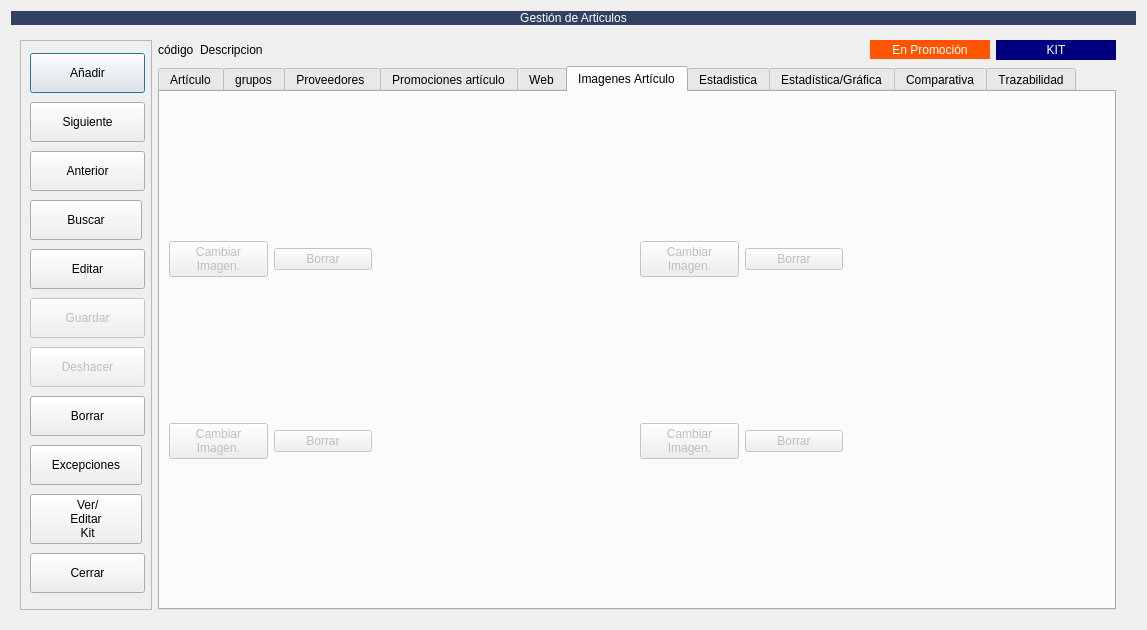
Before: the Qt Designer form RedFoX/Almacen/frmarticulos.ui in arcnexus/RedFoX, drawn with Qt 5.
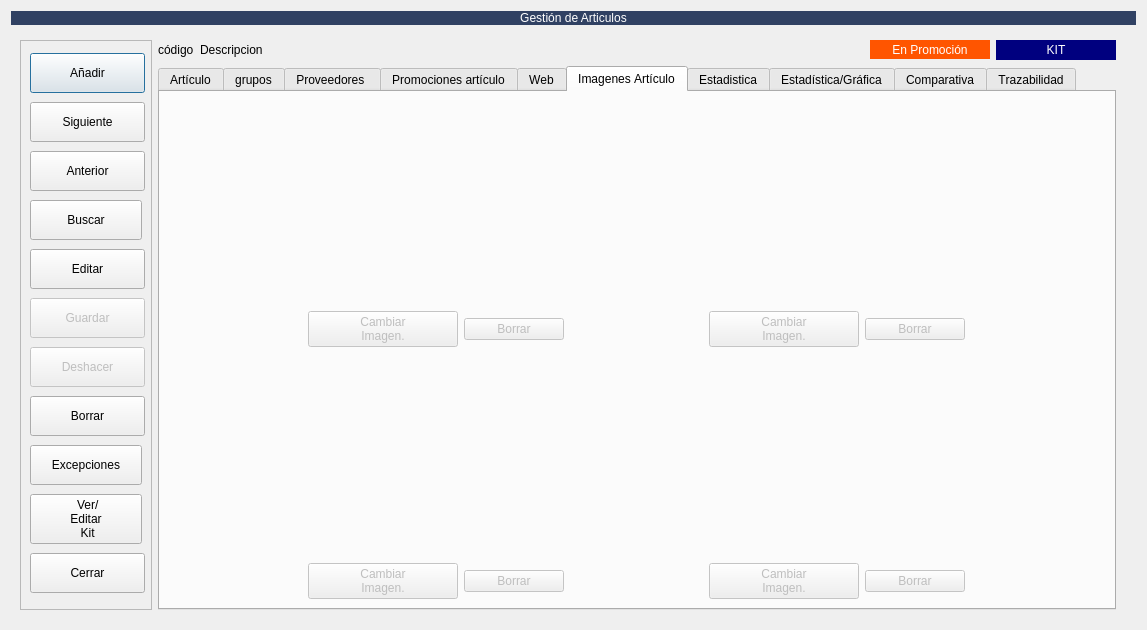
After: the same form once the commit is applied. The open tabs and pages were chosen to show the change. Icons and pictures are not drawn. Custom widgets are drawn as their Qt base class.

Commit message: Fix imágenes de articulos

Diff of the .ui file:
```diff
--- a/RedFoX/Almacen/frmarticulos.ui
+++ b/RedFoX/Almacen/frmarticulos.ui
@@ -2643,7 +2643,35 @@
            <string>Imagenes Artículo</string>
           </attribute>
           <layout class="QGridLayout" name="gridLayout_23">
-           <item row="2" column="9">
+           <item row="0" column="0">
+            <widget class="QLabel" name="lblImagenArticulo_1">
+             <property name="sizePolicy">
+              <sizepolicy hsizetype="Preferred" vsizetype="Preferred">
+               <horstretch>255</horstretch>
+               <verstretch>255</verstretch>
+              </sizepolicy>
+             </property>
+             <property name="maximumSize">
+              <size>
+               <width>256</width>
+               <height>256</height>
+              </size>
+             </property>
+             <property name="toolTip">
+              <string>La imagen introducida debe tener los mismos pixels horizontales que verticales</string>
+             </property>
+             <property name="text">
+              <string/>
+             </property>
+             <property name="pixmap">
+              <pixmap resource="../maya.qrc">:/Icons/PNG/paquete.png</pixmap>
+             </property>
+             <property name="scaledContents">
+              <bool>true</bool>
+             </property>
+            </widget>
+           </item>
+           <item row="0" column="1">
             <widget class="QLabel" name="lblImagenArticulo_2">
              <property name="sizePolicy">
               <sizepolicy hsizetype="Preferred" vsizetype="Preferred">
@@ -2671,28 +2699,115 @@
              </property>
             </widget>
            </item>
-           <item row="3" column="0">
-            <widget class="QPushButton" name="botCambiarImagen_3">
-             <property name="enabled">
-              <bool>false</bool>
-             </property>
-             <property name="text">
-              <string>Cambiar
+           <item row="1" column="0">
+            <layout class="QHBoxLayout" name="horizontalLayout_8">
+             <item>
+              <widget class="QPushButton" name="botCambiarImagen">
+               <property name="enabled">
+                <bool>false</bool>
+               </property>
+               <property name="maximumSize">
+                <size>
+                 <width>256</width>
+                 <height>16777215</height>
+                </size>
+               </property>
+               <property name="text">
+                <string>Cambiar
 Imagen.</string>
-             </property>
-             <property name="icon">
-              <iconset resource="../maya.qrc">
-               <normaloff>:/Icons/PNG/image.png</normaloff>:/Icons/PNG/image.png</iconset>
-             </property>
-             <property name="iconSize">
-              <size>
-               <width>32</width>
-               <height>32</height>
-              </size>
-             </property>
-            </widget>
+               </property>
+               <property name="icon">
+                <iconset resource="../maya.qrc">
+                 <normaloff>:/Icons/PNG/image.png</normaloff>:/Icons/PNG/image.png</iconset>
+               </property>
+               <property name="iconSize">
+                <size>
+                 <width>32</width>
+                 <height>32</height>
+                </size>
+               </property>
+              </widget>
+             </item>
+             <item>
+              <widget class="QPushButton" name="btnBorrarImagen_1">
+               <property name="enabled">
+                <bool>false</bool>
+               </property>
+               <property name="maximumSize">
+                <size>
+                 <width>100</width>
+                 <height>16777215</height>
+                </size>
+               </property>
+               <property name="text">
+                <string>Borrar</string>
+               </property>
+               <property name="icon">
+                <iconset resource="../maya.qrc">
+                 <normaloff>:/Icons/PNG/borrar.png</normaloff>:/Icons/PNG/borrar.png</iconset>
+               </property>
+               <property name="iconSize">
+                <size>
+                 <width>32</width>
+                 <height>32</height>
+                </size>
+               </property>
+              </widget>
+             </item>
+            </layout>
            </item>
-           <item row="3" column="4">
+           <item row="1" column="1">
+            <layout class="QHBoxLayout" name="horizontalLayout_10">
+             <item>
+              <widget class="QPushButton" name="botCambiarImagen_2">
+               <property name="enabled">
+                <bool>false</bool>
+               </property>
+               <property name="text">
+                <string>Cambiar
+Imagen.</string>
+               </property>
+               <property name="icon">
+                <iconset resource="../maya.qrc">
+                 <normaloff>:/Icons/PNG/image.png</normaloff>:/Icons/PNG/image.png</iconset>
+               </property>
+               <property name="iconSize">
+                <size>
+                 <width>32</width>
+                 <height>32</height>
+                </size>
+               </property>
+              </widget>
+             </item>
+             <item>
+              <widget class="QPushButton" name="btnBorrarimagen_2">
+               <property name="enabled">
+                <bool>false</bool>
+               </property>
+               <property name="maximumSize">
+                <size>
+                 <width>100</width>
+                 <height>16777215</height>
+                </size>
+               </property>
+               <property name="text">
+                <string>Borrar</string>
+               </property>
+               <property name="icon">
+                <iconset resource="../maya.qrc">
+                 <normaloff>:/Icons/PNG/borrar.png</normaloff>:/Icons/PNG/borrar.png</iconset>
+               </property>
+               <property name="iconSize">
+                <size>
+                 <width>32</width>
+                 <height>32</height>
+                </size>
+               </property>
+              </widget>
+             </item>
+            </layout>
+           </item>
+           <item row="2" column="0">
             <widget class="QLabel" name="lblImagenArticulo_3">
              <property name="sizePolicy">
               <sizepolicy hsizetype="Preferred" vsizetype="Preferred">
@@ -2720,98 +2835,7 @@
              </property>
             </widget>
            </item>
-           <item row="3" column="6">
-            <widget class="QPushButton" name="botCambiarImagen_4">
-             <property name="enabled">
-              <bool>false</bool>
-             </property>
-             <property name="text">
-              <string>Cambiar
-Imagen.</string>
-             </property>
-             <property name="icon">
-              <iconset resource="../maya.qrc">
-               <normaloff>:/Icons/PNG/image.png</normaloff>:/Icons/PNG/image.png</iconset>
-             </property>
-             <property name="iconSize">
-              <size>
-               <width>32</width>
-               <height>32</height>
-              </size>
-             </property>
-            </widget>
-           </item>
-           <item row="2" column="0">
-            <widget class="QPushButton" name="botCambiarImagen">
-             <property name="enabled">
-              <bool>false</bool>
-             </property>
-             <property name="text">
-              <string>Cambiar
-Imagen.</string>
-             </property>
-             <property name="icon">
-              <iconset resource="../maya.qrc">
-               <normaloff>:/Icons/PNG/image.png</normaloff>:/Icons/PNG/image.png</iconset>
-             </property>
-             <property name="iconSize">
-              <size>
-               <width>32</width>
-               <height>32</height>
-              </size>
-             </property>
-            </widget>
-           </item>
-           <item row="2" column="4">
-            <widget class="QLabel" name="lblImagenArticulo_1">
-             <property name="sizePolicy">
-              <sizepolicy hsizetype="Preferred" vsizetype="Preferred">
-               <horstretch>255</horstretch>
-               <verstretch>255</verstretch>
-              </sizepolicy>
-             </property>
-             <property name="maximumSize">
-              <size>
-               <width>256</width>
-               <height>256</height>
-              </size>
-             </property>
-             <property name="toolTip">
-              <string>La imagen introducida debe tener los mismos pixels horizontales que verticales</string>
-             </property>
-             <property name="text">
-              <string/>
-             </property>
-             <property name="pixmap">
-              <pixmap resource="../maya.qrc">:/Icons/PNG/paquete.png</pixmap>
-             </property>
-             <property name="scaledContents">
-              <bool>true</bool>
-             </property>
-            </widget>
-           </item>
-           <item row="2" column="6">
-            <widget class="QPushButton" name="botCambiarImagen_2">
-             <property name="enabled">
-              <bool>false</bool>
-             </property>
-             <property name="text">
-              <string>Cambiar
-Imagen.</string>
-             </property>
-             <property name="icon">
-              <iconset resource="../maya.qrc">
-               <normaloff>:/Icons/PNG/image.png</normaloff>:/Icons/PNG/image.png</iconset>
-             </property>
-             <property name="iconSize">
-              <size>
-               <width>32</width>
-               <height>32</height>
-              </size>
-             </property>
-            </widget>
-           </item>
-           <item row="3" column="9">
+           <item row="2" column="1">
             <widget class="QLabel" name="lblImagenArticulo_4">
              <property name="sizePolicy">
               <sizepolicy hsizetype="Preferred" vsizetype="Preferred">
@@ -2839,85 +2863,113 @@
              </property>
             </widget>
            </item>
+           <item row="3" column="0">
+            <layout class="QHBoxLayout" name="horizontalLayout_9">
+             <item>
+              <widget class="QPushButton" name="botCambiarImagen_3">
+               <property name="enabled">
+                <bool>false</bool>
+               </property>
+               <property name="maximumSize">
+                <size>
+                 <width>256</width>
+                 <height>16777215</height>
+                </size>
+               </property>
+               <property name="text">
+                <string>Cambiar
+Imagen.</string>
+               </property>
+               <property name="icon">
+                <iconset resource="../maya.qrc">
+                 <normaloff>:/Icons/PNG/image.png</normaloff>:/Icons/PNG/image.png</iconset>
+               </property>
+               <property name="iconSize">
+                <size>
+                 <width>32</width>
+                 <height>32</height>
+                </size>
+               </property>
+              </widget>
+             </item>
+             <item>
+              <widget class="QPushButton" name="btnBorrarImagen_3">
+               <property name="enabled">
+                <bool>false</bool>
+               </property>
+               <property name="maximumSize">
+                <size>
+                 <width>100</width>
+                 <height>16777215</height>
+                </size>
+               </property>
+               <property name="text">
+                <string>Borrar</string>
+               </property>
+               <property name="icon">
+                <iconset resource="../maya.qrc">
+                 <normaloff>:/Icons/PNG/borrar.png</normaloff>:/Icons/PNG/borrar.png</iconset>
+               </property>
+               <property name="iconSize">
+                <size>
+                 <width>32</width>
+                 <height>32</height>
+                </size>
+               </property>
+              </widget>
+             </item>
+            </layout>
+           </item>
            <item row="3" column="1">
-            <widget class="QPushButton" name="btnBorrarImagen_3">
-             <property name="enabled">
-              <bool>false</bool>
-             </property>
-             <property name="text">
-              <string>Borrar</string>
-             </property>
-             <property name="icon">
-              <iconset resource="../maya.qrc">
-               <normaloff>:/Icons/PNG/borrar.png</normaloff>:/Icons/PNG/borrar.png</iconset>
-             </property>
-             <property name="iconSize">
-              <size>
-               <width>32</width>
-               <height>32</height>
-              </size>
-             </property>
-            </widget>
-           </item>
-           <item row="3" column="7">
-            <widget class="QPushButton" name="btnBorrarimagen_4">
-             <property name="enabled">
-              <bool>false</bool>
-             </property>
-             <property name="text">
-              <string>Borrar</string>
-             </property>
-             <property name="icon">
-              <iconset resource="../maya.qrc">
-               <normaloff>:/Icons/PNG/borrar.png</normaloff>:/Icons/PNG/borrar.png</iconset>
-             </property>
-             <property name="iconSize">
-              <size>
-               <width>32</width>
-               <height>32</height>
-              </size>
-             </property>
-            </widget>
-           </item>
-           <item row="2" column="7">
-            <widget class="QPushButton" name="btnBorrarimagen_2">
-             <property name="enabled">
-              <bool>false</bool>
-             </property>
-             <property name="text">
-              <string>Borrar</string>
-             </property>
-             <property name="icon">
-              <iconset resource="../maya.qrc">
-               <normaloff>:/Icons/PNG/borrar.png</normaloff>:/Icons/PNG/borrar.png</iconset>
-             </property>
-             <property name="iconSize">
-              <size>
-               <width>32</width>
-               <height>32</height>
-              </size>
-             </property>
-            </widget>
-           </item>
-           <item row="2" column="1">
-            <widget class="QPushButton" name="btnBorrarImagen_1">
-             <property name="enabled">
-              <bool>false</bool>
-             </property>
-             <property name="text">
-              <string>Borrar</string>
-             </property>
-             <property name="icon">
-              <iconset resource="../maya.qrc">
-               <normaloff>:/Icons/PNG/borrar.png</normaloff>:/Icons/PNG/borrar.png</iconset>
-             </property>
-             <property name="iconSize">
-              <size>
-               <width>32</width>
-               <height>32</height>
-              </size>
-             </property>
-            </widget>
+            <layout class="QHBoxLayout" name="horizontalLayout_11">
+             <item>
+              <widget class="QPushButton" name="botCambiarImagen_4">
+               <property name="enabled">
+                <bool>false</bool>
+               </property>
+               <property name="text">
+                <string>Cambiar
+Imagen.</string>
+               </property>
+               <property name="icon">
+                <iconset resource="../maya.qrc">
+                 <normaloff>:/Icons/PNG/image.png</normaloff>:/Icons/PNG/image.png</iconset>
+               </property>
+               <property name="iconSize">
+                <size>
+                 <width>32</width>
+                 <height>32</height>
+                </size>
+               </property>
+              </widget>
+             </item>
+             <item>
+              <widget class="QPushButton" name="btnBorrarimagen_4">
+               <property name="enabled">
+                <bool>false</bool>
+               </property>
+               <property name="maximumSize">
+                <size>
+                 <width>100</width>
+                 <height>16777215</height>
+                </size>
+               </property>
+               <property name="text">
+                <string>Borrar</string>
+               </property>
+               <property name="icon">
+                <iconset resource="../maya.qrc">
+                 <normaloff>:/Icons/PNG/borrar.png</normaloff>:/Icons/PNG/borrar.png</iconset>
+               </property>
+               <property name="iconSize">
+                <size>
+                 <width>32</width>
+                 <height>32</height>
+                </size>
+               </property>
+              </widget>
+             </item>
+            </layout>
            </item>
           </layout>
          </widget>
```
Left out of the diff: 207 changed lines with no effect on the pictures. The commit also changes 1 other file.
